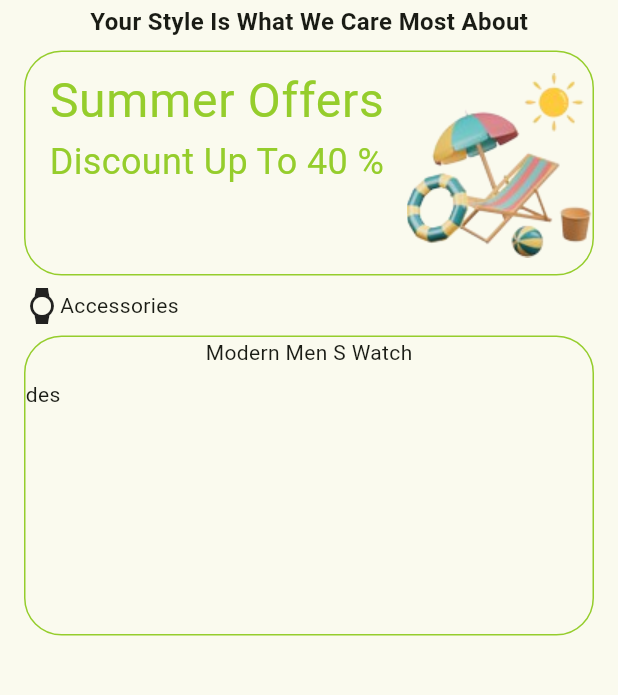
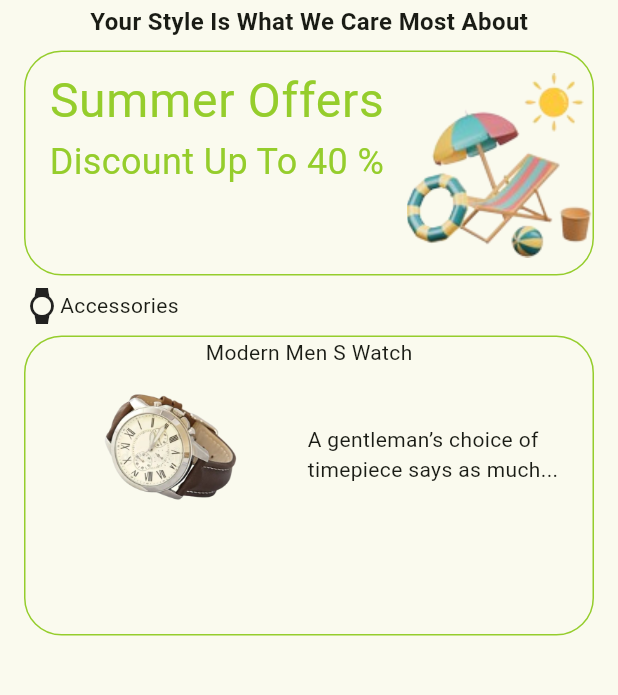
Before and after one commit to yassirsalmi/Ecart, a Flutter app: the HomePage screen opened directly, on a phone screen of 412 x 824 dp, the part 74-769 px from its top. Run offline on Flutter 3.47's test engine with Material 3 defaults, Android fonts, the phone set to English and light mode, and no system bars; our stand-ins replace get.

Commit message:
modified the design of the home page the component of product detials

```diff
--- a/lib/views/home/components/product_details.dart
+++ b/lib/views/home/components/product_details.dart
@@ -12,12 +12,25 @@ Widget productDetail() {
     ),
     child: Column(
       children: [
-        const Positioned(top: 0, child: Text('Modern Men S Watch')),
+        const Text('Modern Men S Watch'),
         smallSpace(),
         const Row(
           children: [
-            // Image(image: AssetImage('assets/watch_1_men.webp')),
-            Text('des'),
+            SizedBox(
+              width: 180,
+              height: 100,
+              child: Image(image: AssetImage('assets/watch_1_men-1.png')),
+            ),
+            Flexible(
+              child: Padding(
+                padding: EdgeInsets.symmetric(horizontal: 8.0),
+                child: Text(
+                  'A gentleman’s choice of timepiece says as much...',
+                  maxLines: 3,
+                  overflow: TextOverflow.ellipsis,
+                ),
+              ),
+            ),
           ],
         ),
       ],
--- a/lib/views/home/home_page.dart
+++ b/lib/views/home/home_page.dart
@@ -49,8 +49,10 @@ class HomePage extends StatelessWidget {
                   ),
                 ),
                 smallSpace(),
+                // the discount component the t will be modified or hiden
                 discountComponent(),
                 smallSpace(),
+                // scrollable row to filter products
                 Row(
                   children: [
                     GestureDetector(
@@ -62,6 +64,7 @@ class HomePage extends StatelessWidget {
                   ],
                 ),
                 smallSpace(),
+                // this is the component to display product at the home page
                 productDetail(),
               ],
             ),
```
Also changed, not shown: assets/watch_1_men-1.png (added), assets/watch_1_men.png (added), assets/watch_1_men.webp (deleted).
